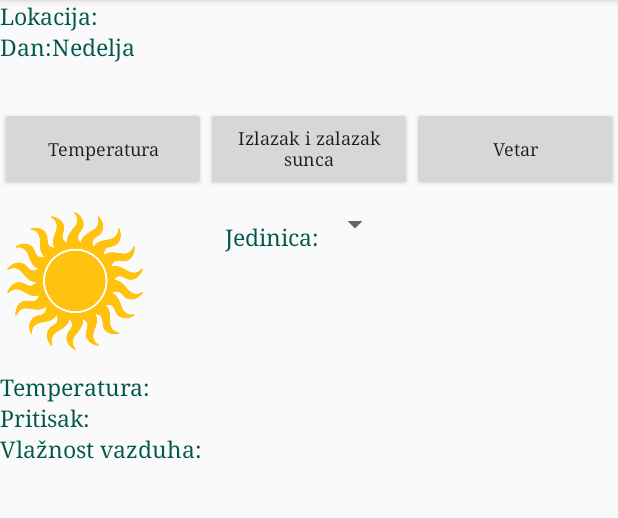
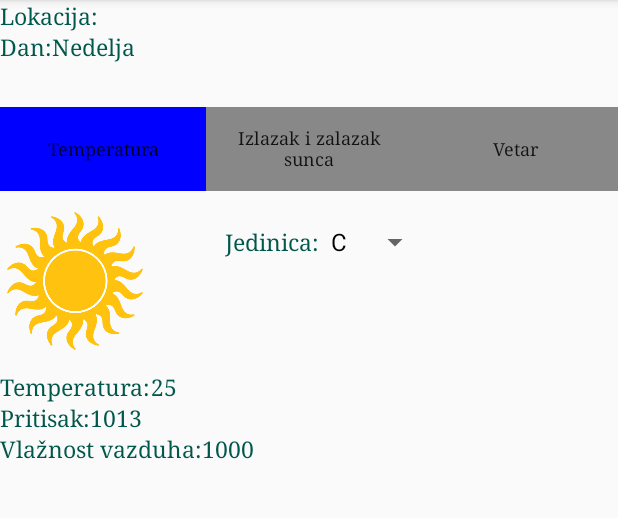
Before and after one commit to PetarZecevic/PNRS1, an Android app: the DetailsActivity screen opened directly, with no data from a screen before it, after a tap on "Temperatura", on a phone screen of 412 x 824 dp, the part 84-602 px from its top. Run offline under Robolectric (Android 15) with nearby library versions, the phone set to English and light mode, and no system bars.

Commit message:
added content and values to each display

```diff
--- a/WeatherForecast/app/src/main/java/com/example/weatherforecast/DetailsActivity.java
+++ b/WeatherForecast/app/src/main/java/com/example/weatherforecast/DetailsActivity.java
@@ -1,20 +1,27 @@
 package com.example.weatherforecast;
 
+import android.graphics.Color;
 import android.support.v7.app.AppCompatActivity;
 import android.os.Bundle;
 import android.view.View;
+import android.widget.AdapterView;
+import android.widget.ArrayAdapter;
 import android.widget.Button;
-import android.widget.ImageView;
-import android.widget.LinearLayout;
 import android.widget.Spinner;
 import android.widget.TextView;
-
 import java.util.Calendar;
 
-public class DetailsActivity extends AppCompatActivity implements View.OnClickListener {
+
+public class DetailsActivity extends AppCompatActivity implements View.OnClickListener, AdapterView.OnItemSelectedListener{
     private TextView mLocation, mDay;
-    private Button mTemperatureButton, mSunriseButton, mWindButton;
-    private LinearLayout mTemperatureDisplay, mWindDisplay, mSunriseDisplay;
+    private Button mTemperatureOption, mSunriseOption, mWindOption;
+    private Display mWindDisplay, mSunriseDisplay;
+
+    private class TemperatureDisplay extends Display{
+        public ArrayAdapter<String> unitsAdapter;
+        public String scaleSelected;
+    }
+    private TemperatureDisplay mTemperatureDisplay;
 
     @Override
     protected void onCreate(Bundle savedInstanceState) {
@@ -28,23 +35,64 @@ public class DetailsActivity extends AppCompatActivity implements View.OnClickLi
 
         mLocation.setText((CharSequence)locationName);
         mDay.setText(parseDay((Calendar.DAY_OF_WEEK+1)%7));
-        // Set displays.
-        mTemperatureDisplay = findViewById(R.id.temp_display);
-        mWindDisplay = findViewById(R.id.wind_display);
-        mSunriseDisplay = findViewById(R.id.sunrise_display);
 
-        mTemperatureDisplay.setVisibility(View.INVISIBLE);
-        mWindDisplay.setVisibility(View.INVISIBLE);
-        mSunriseDisplay.setVisibility(View.INVISIBLE);
+        initDisplays();
+        initOptions();
+    }
 
-        // Set buttons.
-        mTemperatureButton = findViewById(R.id.temp_button);
-        mSunriseButton = findViewById(R.id.sunrise_button);
-        mWindButton = findViewById(R.id.wind_button);
+    private void initDisplays(){
+        // Temperature display.
+        mTemperatureDisplay = new TemperatureDisplay();
+        mTemperatureDisplay.itemsHolder = findViewById(R.id.temp_display);
+        mTemperatureDisplay.unitsAdapter = new ArrayAdapter<String>(this,
+                                                R.layout.support_simple_spinner_dropdown_item);
+        Spinner list = findViewById(R.id.list_units);
+        list.setAdapter(mTemperatureDisplay.unitsAdapter);
+        list.setOnItemSelectedListener(this);
+        mTemperatureDisplay.unitsAdapter.add("C");
+        mTemperatureDisplay.unitsAdapter.add("F");
+        mTemperatureDisplay.items.put("temperature", (TextView) findViewById(R.id.temp_val));
+        mTemperatureDisplay.values.put("temperature", "25");
+        mTemperatureDisplay.items.put("humidity", (TextView) findViewById(R.id.humidity_val));
+        mTemperatureDisplay.values.put("humidity", "1000");
+        mTemperatureDisplay.items.put("pressure",(TextView) findViewById(R.id.pressure_val));
+        mTemperatureDisplay.values.put("pressure", "1013");
+        mTemperatureDisplay.setValues();
+        // Celisus by default
+        mTemperatureDisplay.scaleSelected = "C";
+        mTemperatureDisplay.show(Boolean.FALSE);
 
-        mTemperatureButton.setOnClickListener(this);
-        mSunriseButton.setOnClickListener(this);
-        mWindButton.setOnClickListener(this);
+        // Sunrise display.
+        mSunriseDisplay = new Display();
+        mSunriseDisplay.itemsHolder = findViewById(R.id.sunrise_display);
+        mSunriseDisplay.items.put("sunrise_up", (TextView) findViewById(R.id.sunrise_up));
+        mSunriseDisplay.values.put("sunrise_up", "6:00");
+        mSunriseDisplay.items.put("sunrise_down", (TextView) findViewById(R.id.sunrise_down));
+        mSunriseDisplay.values.put("sunrise_down", "18:00");
+        mSunriseDisplay.setValues();
+        mSunriseDisplay.show(Boolean.FALSE);
+
+        // Wind display.
+        mWindDisplay = new Display();
+        mWindDisplay.itemsHolder = findViewById(R.id.wind_display);
+        mWindDisplay.items.put("wind_speed", (TextView) findViewById(R.id.wind_speed));
+        mWindDisplay.values.put("wind_speed", "10");
+        mWindDisplay.items.put("wind_direction", (TextView) findViewById(R.id.wind_diretion));
+        mWindDisplay.values.put("wind_direction", "N");
+        mWindDisplay.setValues();
+        mWindDisplay.show(Boolean.FALSE);
+
+    }
+
+    private void initOptions(){
+        mTemperatureOption = findViewById(R.id.temp_button);
+        mTemperatureOption.setOnClickListener(this);
+
+        mSunriseOption = findViewById(R.id.sunrise_button);
+        mSunriseOption.setOnClickListener(this);
+
+        mWindOption = findViewById(R.id.wind_button);
+        mWindOption.setOnClickListener(this);
     }
 
     private CharSequence parseDay(int d){
@@ -82,37 +130,57 @@ public class DetailsActivity extends AppCompatActivity implements View.OnClickLi
     public void onClick(View view) {
         switch(view.getId()){
             case R.id.temp_button:
-                displayTemperatureScreen();
+                mTemperatureOption.setBackgroundColor(Color.BLUE);
+                mSunriseOption.setBackgroundColor(Color.GRAY);
+                mWindOption.setBackgroundColor(Color.GRAY);
+
+                mTemperatureDisplay.show(Boolean.TRUE);
+                mWindDisplay.show(Boolean.FALSE);
+                mSunriseDisplay.show(Boolean.FALSE);
                 break;
             case R.id.sunrise_button:
-                displaySunriseScreen();
+                mTemperatureOption.setBackgroundColor(Color.GRAY);
+                mSunriseOption.setBackgroundColor(Color.BLUE);
+                mWindOption.setBackgroundColor(Color.GRAY);
+
+                mTemperatureDisplay.show(Boolean.FALSE);
+                mSunriseDisplay.show(Boolean.TRUE);
+                mWindDisplay.show(Boolean.FALSE);
                 break;
             case R.id.wind_button:
-                displayWindScreen();
+                mTemperatureOption.setBackgroundColor(Color.GRAY);
+                mSunriseOption.setBackgroundColor(Color.GRAY);
+                mWindOption.setBackgroundColor(Color.BLUE);
+
+                mTemperatureDisplay.show(Boolean.FALSE);
+                mSunriseDisplay.show(Boolean.FALSE);
+                mWindDisplay.show(Boolean.TRUE);
                 break;
             default:
                 break;
         }
     }
 
-    private void displayTemperatureScreen()
-    {
-        mTemperatureDisplay.setVisibility(View.VISIBLE);
-        mWindDisplay.setVisibility(View.INVISIBLE);
-        mSunriseDisplay.setVisibility(View.INVISIBLE);
+    @Override
+    public void onItemSelected(AdapterView<?> adapterView, View view, int i, long l) {
+        String item = mTemperatureDisplay.unitsAdapter.getItem(i);
+        if(!mTemperatureDisplay.scaleSelected.equals(item)){
+            double val = Double.valueOf(mTemperatureDisplay.values.get("temperature"));
+            if(item.equals("F")){
+                val = val * 1.8 + 32.0;
+            }
+            else{
+                val = (val - 32.0) / 1.8;
+            }
+            // Update value in view object.
+            String s = mTemperatureDisplay.values.get("temperature");
+            s = String.valueOf(val);
+            mTemperatureDisplay.setValues();
+        }
     }
 
-    private void displayWindScreen()
-    {
-        mTemperatureDisplay.setVisibility(View.INVISIBLE);
-        mWindDisplay.setVisibility(View.VISIBLE);
-        mSunriseDisplay.setVisibility(View.INVISIBLE);
-    }
+    @Override
+    public void onNothingSelected(AdapterView<?> adapterView) {
 
-    private void displaySunriseScreen()
-    {
-        mTemperatureDisplay.setVisibility(View.INVISIBLE);
-        mWindDisplay.setVisibility(View.INVISIBLE);
-        mSunriseDisplay.setVisibility(View.VISIBLE);
     }
 }
--- /dev/null
+++ b/WeatherForecast/app/src/main/java/com/example/weatherforecast/Display.java
@@ -0,0 +1,34 @@
+package com.example.weatherforecast;
+
+import java.util.HashMap;
+
+import android.util.Pair;
+import android.view.View;
+import android.widget.TextView;
+import android.widget.LinearLayout;
+
+public class Display {
+    public HashMap<String, TextView> items;
+    public HashMap<String, String> values;
+    public LinearLayout itemsHolder;
+
+    public void show(Boolean yes) {
+        itemsHolder.setVisibility(yes ? View.VISIBLE : View.INVISIBLE);
+    }
+
+    public Display(){
+        items = new HashMap<String, TextView>();
+        values = new HashMap<String, String>();
+    }
+
+    /**
+     * Method assumes that both maps have the same keys.
+     */
+    public void setValues(){
+        for(String k : values.keySet()) {
+            if (items.containsKey(k)) {
+                items.get(k).setText((CharSequence) values.get(k));
+            }
+        }
+    }
+}
--- a/WeatherForecast/app/src/main/res/layout/activity_details.xml
+++ b/WeatherForecast/app/src/main/res/layout/activity_details.xml
@@ -114,6 +114,7 @@
                         android:text="@string/temp_text"
                         style="@style/DetailsTheme"/>
                     <TextView
+                        android:id="@+id/temp_val"
                         android:layout_width="wrap_content"
                         android:layout_height="wrap_content"
                         style="@style/DetailsTheme"/>
@@ -128,6 +129,7 @@
                         android:text="@string/pressure_text"
                         style="@style/DetailsTheme"/>
                     <TextView
+                        android:id="@+id/pressure_val"
                         android:layout_width="wrap_content"
                         android:layout_height="wrap_content"
                         style="@style/DetailsTheme"/>
@@ -142,6 +144,7 @@
                         android:text="@string/humidity_text"
                         style="@style/DetailsTheme"/>
                     <TextView
+                        android:id="@+id/humidity_val"
                         android:layout_width="wrap_content"
                         android:layout_height="wrap_content"
                         style="@style/DetailsTheme"/>
```
Also changed, not shown: 1 other file.
